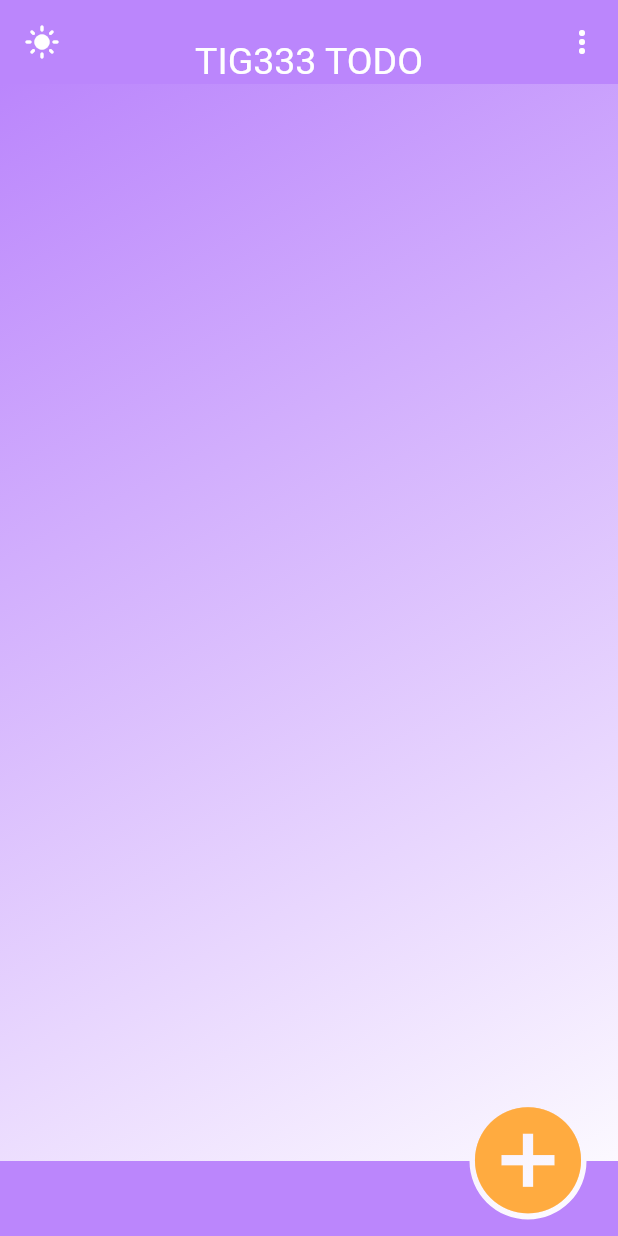
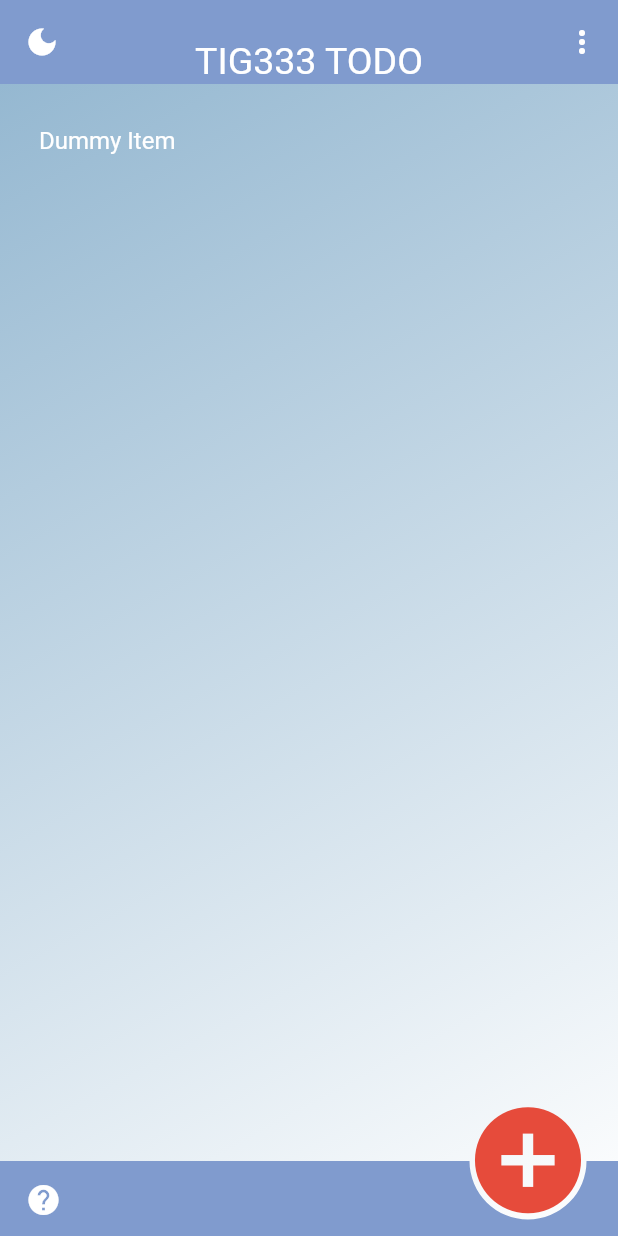
Before and after one commit to gu-tig333-ht23/gusheijje, a Flutter app: the screen it shows after launch, after a tap on the "light mode" icon, on a phone screen of 412 x 824 dp. Run offline on Flutter 3.47's test engine with Material 2 defaults, Android fonts, the phone set to English and light mode, and no system bars; network calls fail.

Commit message:
Städdat kod, Ändrat intarektion med todo listan...

```diff
--- a/lib/Components/add_todo_page.dart
+++ b/lib/Components/add_todo_page.dart
@@ -1,4 +1,4 @@
-//Denna filen hanterar sidan för att lägga till en ny todo
+//This file manages the page for adding a new task
 import 'package:flutter/material.dart';
 import 'package:provider/provider.dart';
 import 'todo_list_provider.dart';
--- a/lib/Components/api.dart
+++ b/lib/Components/api.dart
@@ -1,3 +1,5 @@
+//This file handles the communication with the api
+
 import 'package:http/http.dart' as http;
 import 'dart:convert';
 import 'todo.dart';
--- a/lib/Components/main_theme.dart
+++ b/lib/Components/main_theme.dart
@@ -1,5 +1,5 @@
-//denna fillen har Theme data för appen,
-//men den är inte längre nödvändig då den upgiften hanteras av themeProvider.dart
+//this file has Theme data for the app, it is now a fallback, as that task is handled by themeProvider.dart
+
 import 'package:flutter/material.dart';
 
 final ThemeData appTheme = ThemeData(
@@ -9,7 +9,7 @@ final ThemeData appTheme = ThemeData(
     color: Color.fromRGBO(30, 30, 30, 0.5),
     shape: RoundedRectangleBorder(
       borderRadius: BorderRadius.circular(10.0),
-      side: BorderSide(color: Color.fromARGB(255, 187, 134, 252), width: 1),
+      side: BorderSide(color: Color.fromARGB(255, 255, 128, 0), width: 1),
     ),
   ),
   appBarTheme: AppBarTheme(
--- a/lib/Components/theme_provider.dart
+++ b/lib/Components/theme_provider.dart
@@ -1,22 +1,24 @@
-//Denna filen tillhandahåller styling/theme data
+//This file provides styling/theme data
 import 'package:flutter/material.dart';
 
 class ThemeProvider extends ChangeNotifier {
-  bool _darkMode = true; //variabel för dark mode och light mode toggel
+  bool _darkMode = true; //variable for dark mode and light mode toggle
 
-  //allmänt
+  bool get darkMode => _darkMode;
+
+  //general
   Color get mainColor => _darkMode
       ? Color.fromARGB(255, 187, 134, 252)
-      : const Color.fromRGBO(255, 171, 64, 1);
+      : const Color.fromARGB(255, 255, 255, 255);
 
   Color get iconAdd => _darkMode
       ? Color.fromARGB(255, 187, 134, 252)
-      : const Color.fromRGBO(255, 171, 64, 1);
+      : const Color.fromARGB(255, 230, 75, 59);
 
   //appbar
   Color get appBarBgColor => _darkMode
       ? Color.fromARGB(255, 30, 30, 30)
-      : Color.fromARGB(255, 187, 134, 252);
+      : Color.fromARGB(255, 128, 155, 206);
 
   Color get appBarTxColor => _darkMode
       ? Color.fromARGB(255, 187, 134, 252)
@@ -25,7 +27,7 @@ class ThemeProvider extends ChangeNotifier {
   //backgrund
   Color get background => _darkMode
       ? Color.fromARGB(255, 17, 17, 17)
-      : Color.fromARGB(255, 187, 134, 252);
+      : Color.fromARGB(255, 149, 184, 209);
 
   Color get backgroundTwo => _darkMode
       ? Color.fromARGB(255, 81, 81, 81)
@@ -34,18 +36,18 @@ class ThemeProvider extends ChangeNotifier {
   //todo listan
   Color get todoTileColor => _darkMode
       ? Color.fromARGB(255, 46, 46, 46)
-      : const Color.fromRGBO(255, 255, 255, 1);
+      : const Color.fromARGB(255, 255, 192, 0);
 
   Color get todoTileTxColor => _darkMode
       ? const Color.fromRGBO(255, 255, 255, 1)
-      : const Color.fromRGBO(0, 0, 0, 1);
+      : const Color.fromRGBO(255, 255, 255, 1);
 
   //checkBox
   Color get checkBoxBorderColor => _darkMode
       ? Color.fromARGB(255, 187, 134, 252)
       : const Color.fromRGBO(0, 0, 0, 1);
 
-  //Här är toggeln för att växla mellan dark mode och light mode
+  //Here is the toggle to switch between dark mode and light mode
   void toggleDarkMode() {
     _darkMode = !_darkMode;
     notifyListeners();
--- a/lib/Components/todo.dart
+++ b/lib/Components/todo.dart
@@ -1,4 +1,5 @@
-//classen för todo items
+//the class for todo items
+
 class Todo {
   String title;
   String id;
--- a/lib/Components/todo_home.dart
+++ b/lib/Components/todo_home.dart
@@ -1,10 +1,14 @@
-//huvudsidan för appen
+//the main page of the app
+
+//Packages
 import 'package:flutter/material.dart';
 import 'package:provider/provider.dart';
+
+//Components
 import 'todo_provider.dart';
 import 'todo_list_provider.dart';
 import 'theme_provider.dart';
-import './todo.dart';
+import 'todo.dart';
 import 'todo_list_view_builder.dart';
 
 //UI imports
@@ -12,15 +16,14 @@ import '../UI/bottom_bar.dart';
 import '../UI/add_button.dart';
 import '../UI/home_appbar.dart';
 import '../UI/progress_indicator.dart';
+import '../UI/todo_help.dart';
 
 class TodoApp extends StatelessWidget {
   @override
   Widget build(BuildContext context) {
-    final List<String> menuItems = ['all', 'done', 'undone'];
-
     return Scaffold(
       backgroundColor: context.watch<ThemeProvider>().background,
-      appBar: HomeAppBar(menuItems: menuItems),
+      appBar: HomeAppBar(),
       body: Container(
         decoration: BoxDecoration(
           gradient: LinearGradient(
@@ -41,9 +44,7 @@ class TodoApp extends StatelessWidget {
                   builder: (context, todoProvider, child) {
                     print(Provider.of<TodoProvider>(context, listen: false)
                         .todoFilter);
-                    return Padding(
-                      padding: const EdgeInsets.only(bottom: 50.0),
-                      child: Consumer<TodoListProvider>(
+                    return Consumer<TodoListProvider>(
                       builder: (context, todoListProvider, child) {
                         return FutureBuilder<List<Todo>>(
                           future: context.watch<TodoListProvider>().items,
@@ -61,12 +62,12 @@ class TodoApp extends StatelessWidget {
                           },
                         );
                       },
-                      ),
                     );
                   },
                 ),
                 AddButton(context),
                 BottomBar(),
+                TodoHelp(),
               ],
             )),
           ],
--- a/lib/Components/todo_list_provider.dart
+++ b/lib/Components/todo_list_provider.dart
@@ -1,4 +1,4 @@
-//Denna filen hanterar todo listan
+//This file manages the todo list states
 import 'package:flutter/material.dart';
 import 'todo.dart';
 import 'api.dart' as api;
@@ -25,7 +25,7 @@ class TodoListProvider extends ChangeNotifier {
   }
 
   getList() {
-    _items = api.getListFromAPI();
+    _items = _delayedFuture().then((_) => api.getListFromAPI());
     notifyListeners();
   }
 
@@ -40,11 +40,8 @@ class TodoListProvider extends ChangeNotifier {
   }
 
   void toggleTodoCompletion(Todo todo) {
-    print(todo);
     todo.done = todo.done ? false : true;
-
     api.toggleTodoCompletion(todo);
-    print('toggle');
     notifyListeners();
   }
 }
--- a/lib/Components/todo_list_view_builder.dart
+++ b/lib/Components/todo_list_view_builder.dart
@@ -1,3 +1,5 @@
+//This is the file that generates the todo list
+
 import 'package:flutter/material.dart';
 import 'package:provider/provider.dart';
 import 'todo.dart';
@@ -18,9 +20,16 @@ class TodoListViewBuilder extends StatelessWidget {
     final itemsLenght = items?.length ?? 0;
 
     return ListView.builder(
-      itemCount: itemsLenght,
+      itemCount: itemsLenght + 1,
       padding: const EdgeInsets.all(10),
       itemBuilder: (context, index) {
+        if (index == itemsLenght) {
+          //This is so that the bottombar doesn't hide the last todo
+          return ListTile(
+            title: Text('Dummy Item'),
+          );
+        }
+
         String todoFilterA =
             Provider.of<TodoProvider>(context, listen: false).todoFilter;
 
@@ -40,36 +49,60 @@ class TodoListViewBuilder extends StatelessWidget {
           return SizedBox.shrink();
         }
 
-        return Card(
-          margin: const EdgeInsets.all(10),
-          color: context.watch<ThemeProvider>().todoTileColor,
-          child: Dismissible(
+        return Dismissible(
           key: UniqueKey(),
           onDismissed: (direction) {
             if (direction == DismissDirection.startToEnd) {
               Provider.of<TodoListProvider>(context, listen: false)
                   .removeItem(todoItem.id);
+            }
+          },
+          background: Card(
+            margin: const EdgeInsets.all(5),
+            color: context.watch<ThemeProvider>().todoTileColor,
+            child: Container(
+              color: Colors.red,
+              child: Icon(Icons.delete, size: 48.0),
+              alignment: Alignment.centerLeft,
+              padding: EdgeInsets.only(right: 16.0),
+            ),
+          ),
+          secondaryBackground: Card(
+            margin: const EdgeInsets.all(5),
+            color: context.watch<ThemeProvider>().todoTileColor,
+            child: Container(
+              color: Colors.green,
+              child: Icon(
+                Icons.done,
+                size: 48.0,
+                color: todoItem.done ? Colors.red : Colors.white,
+              ),
+              alignment: Alignment.centerRight,
+              padding: EdgeInsets.only(left: 16.0),
+            ),
+          ),
+          confirmDismiss: (DismissDirection direction) async {
+            if (direction == DismissDirection.startToEnd) {
+              return true;
             } else if (direction == DismissDirection.endToStart) {
               Provider.of<TodoListProvider>(context, listen: false)
                   .toggleTodoCompletion(todoItem);
+              return false;
             }
           },
+          child: Card(
+            margin: const EdgeInsets.all(5),
+            color: context.watch<ThemeProvider>().todoTileColor,
             child: ListTile(
-              leading: Checkbox(
-                checkColor: const Color.fromARGB(255, 30, 30, 30),
-                activeColor: Color.fromRGBO(0, 128, 0, 1.0),
-                side: MaterialStateBorderSide.resolveWith(
-                  (states) => BorderSide(
-                      width: 1.0,
-                      color:
-                          context.watch<ThemeProvider>().checkBoxBorderColor),
-                ),
-                value: todoItem.done,
-                onChanged: (bool) {
-                  context
-                      .read<TodoListProvider>()
-                      .toggleTodoCompletion(todoItem);
-                },
+              leading: todoItem.done
+                  ? Icon(
+                      Icons.done,
+                      color: Colors.green,
+                      size: 40.0,
+                    )
+                  : Icon(
+                      Icons.done,
+                      color: context.read<ThemeProvider>().todoTileColor,
                     ),
               title: Text(
                 todoItem.title,
@@ -85,16 +118,6 @@ class TodoListViewBuilder extends StatelessWidget {
                   decorationThickness: 2.85,
                 ),
               ),
-              trailing: IconButton(
-                icon: const Icon(
-                  Icons.delete,
-                  color: Color.fromRGBO(255, 61, 61, 1.0),
-                ),
-                onPressed: () {
-                  Provider.of<TodoListProvider>(context, listen: false)
-                      .removeItem(todoItem.id);
-                },
-              ),
             ),
           ),
         );
--- a/lib/Components/todo_provider.dart
+++ b/lib/Components/todo_provider.dart
@@ -1,4 +1,4 @@
-//hanterar filtreingen av todo listan
+//handles the filtering of the todo list
 import 'package:flutter/material.dart';
 
 class TodoProvider extends ChangeNotifier {
--- a/lib/UI/add_button.dart
+++ b/lib/UI/add_button.dart
@@ -1,3 +1,5 @@
+//the addbutton
+
 import 'package:flutter/material.dart';
 import '../Components/theme_provider.dart';
 import 'package:provider/provider.dart';
--- a/lib/UI/bottom_bar.dart
+++ b/lib/UI/bottom_bar.dart
@@ -1,4 +1,4 @@
-//i denna filen finns koden för remsan som finns i botten av appen
+//in this file is the code for bar which is at the bottom of the app
 import 'package:flutter/material.dart';
 import 'package:provider/provider.dart';
 import '../Components/theme_provider.dart';
--- a/lib/UI/home_appbar.dart
+++ b/lib/UI/home_appbar.dart
@@ -1,21 +1,18 @@
+//The appbar for TodoHome
+
 import 'package:flutter/material.dart';
 import 'package:provider/provider.dart';
 import '../Components/theme_provider.dart';
 import '../Components/todo_provider.dart';
 
 class HomeAppBar extends StatelessWidget implements PreferredSizeWidget {
-  const HomeAppBar({
-    super.key,
-    required this.menuItems,
-  });
-
-  final List<String> menuItems;
-
   @override
   Size get preferredSize => Size.fromHeight(kToolbarHeight);
 
   @override
   Widget build(BuildContext context) {
+    final List<String> menuItems = ['all', 'done', 'undone'];
+
     return AppBar(
       elevation: 0.0,
       backgroundColor: context.watch<ThemeProvider>().appBarBgColor,
@@ -33,7 +30,12 @@ class HomeAppBar extends StatelessWidget implements PreferredSizeWidget {
         ),
       ),
       leading: IconButton(
-        icon: Icon(Icons.light_mode),
+        icon: context.read<ThemeProvider>().darkMode
+            ? Icon(
+                Icons.light_mode,
+                color: context.read<ThemeProvider>().mainColor,
+              )
+            : Icon(Icons.dark_mode),
         onPressed: () {
           context.read<ThemeProvider>().toggleDarkMode();
         },
--- a/lib/UI/progress_indicator.dart
+++ b/lib/UI/progress_indicator.dart
@@ -1,3 +1,5 @@
+//the screen that appears when the list loads
+
 import 'package:flutter/material.dart';
 import '../Components/theme_provider.dart';
 import 'package:provider/provider.dart';
--- a/lib/main.dart
+++ b/lib/main.dart
@@ -1,6 +1,6 @@
 import 'package:flutter/material.dart';
+import 'package:provider/provider.dart';
 import 'Components/main_theme.dart';
-import 'package:provider/provider.dart';
 import 'Components/todo_provider.dart';
 import 'Components/todo_list_provider.dart';
 import 'Components/theme_provider.dart';
```
Also changed, not shown: lib/UI/todo_help.dart (added, +79 -0 lines). Lines whose indentation alone changed are shown as unchanged.
